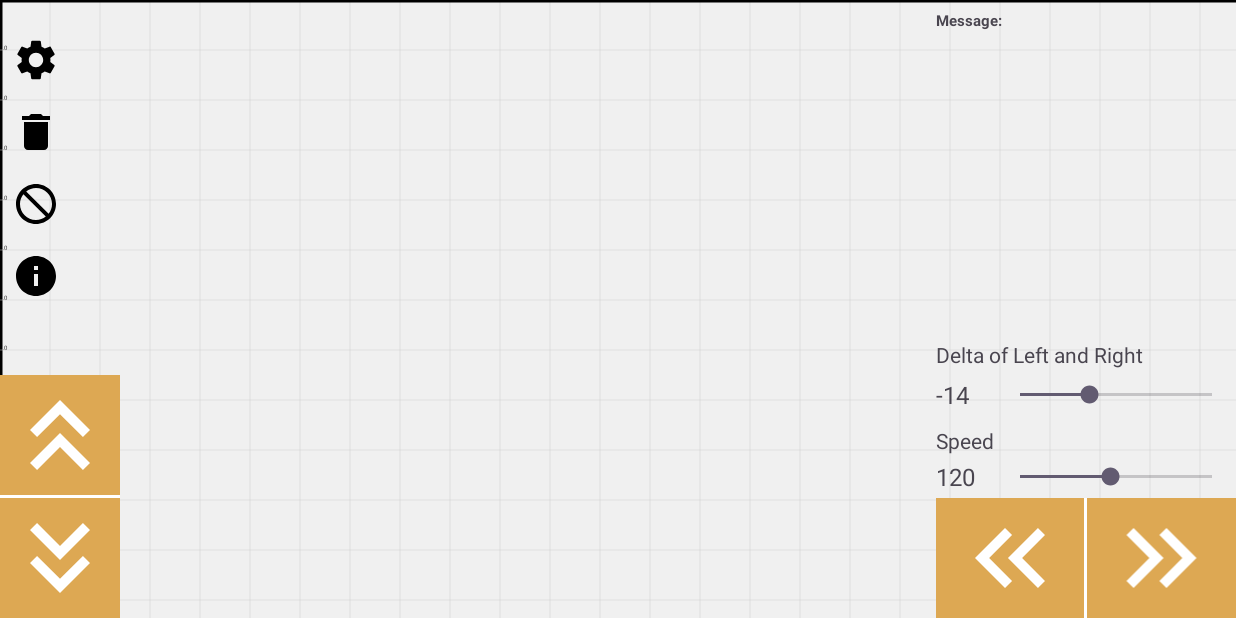
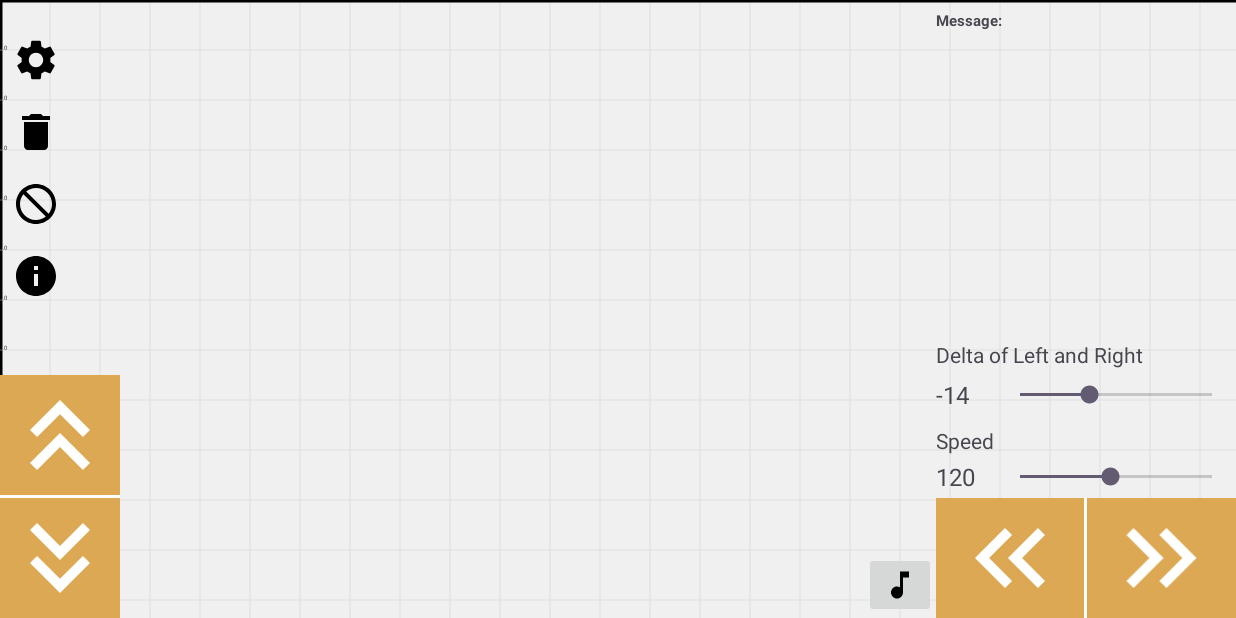
Before and after one commit to datdev1/BTL_He_Thong_Nhung, an Android app: the screen it shows after launch (MainActivity), on a phone screen of 824 x 412 dp (held sideways). Run offline under Robolectric (Android 15) with nearby library versions, the phone set to English and light mode, and no system bars; our stand-ins replace Dagger/Hilt's generated code.

Commit message:
add button music

```diff
--- a/VaxRobot/app/src/main/java/com/b21dccn216/vaxrobot/Main/MainActivity.java
+++ b/VaxRobot/app/src/main/java/com/b21dccn216/vaxrobot/Main/MainActivity.java
@@ -301,6 +301,9 @@ public class MainActivity extends AppCompatActivity implements MainContract.View
             presenter.disconnect();
         });
 
+        binding.buttonMusic.setOnClickListener(v -> {
+           presenter.sendCommand("music");
+        });
 
 
     }
--- /dev/null
+++ b/VaxRobot/app/src/main/res/drawable/music_icon.xml
@@ -0,0 +1,5 @@
+<vector xmlns:android="http://schemas.android.com/apk/res/android" android:height="24dp" android:tint="#000000" android:viewportHeight="24" android:viewportWidth="24" android:width="24dp">
+
+    <path android:fillColor="@android:color/white" android:pathData="M12,3v10.55c-0.59,-0.34 -1.27,-0.55 -2,-0.55 -2.21,0 -4,1.79 -4,4s1.79,4 4,4 4,-1.79 4,-4V7h4V3h-6z"/>
+
+</vector>
--- a/VaxRobot/app/src/main/res/layout/activity_main.xml
+++ b/VaxRobot/app/src/main/res/layout/activity_main.xml
@@ -17,6 +17,16 @@
         app:layout_constraintBottom_toBottomOf="parent"
         android:background="#f0f0f0"/>
 
+    <ImageButton
+        android:id="@+id/buttonMusic"
+        android:layout_width="wrap_content"
+        android:layout_height="wrap_content"
+        android:src="@drawable/music_icon"
+
+        app:layout_constraintBottom_toBottomOf="parent"
+        app:layout_constraintEnd_toStartOf="@id/leftRight"
+
+        />
 
     <LinearLayout
         android:id="@+id/topPanel"
@@ -153,6 +163,7 @@
             </LinearLayout>
         </LinearLayout>
 
+
         <LinearLayout
             android:layout_width="match_parent"
             android:background="@color/beigeColor"
```
Also changed, not shown: 1 other file.
